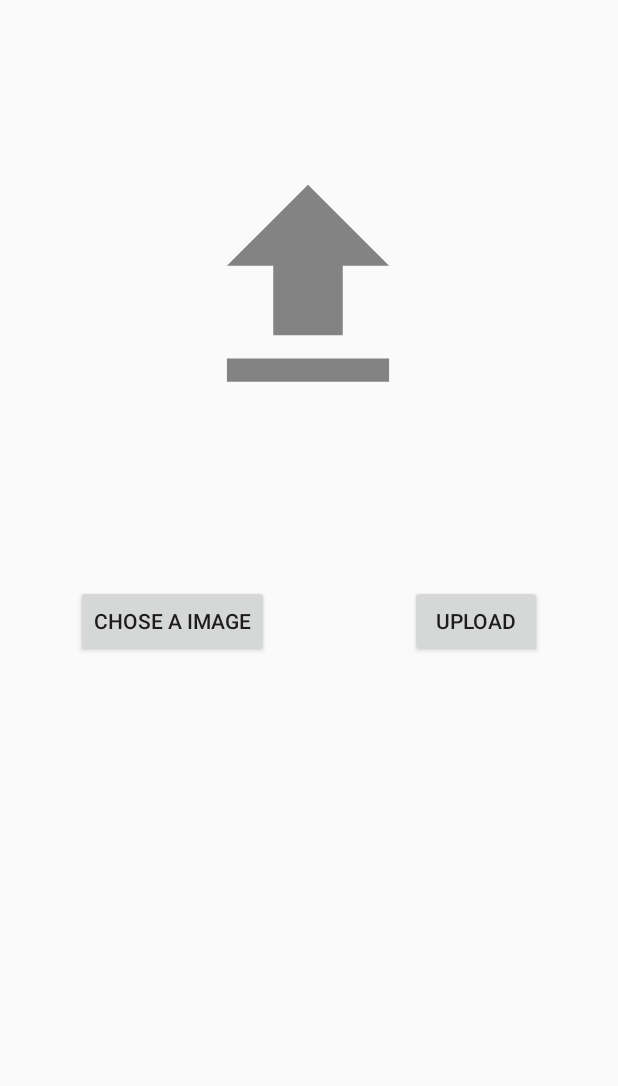
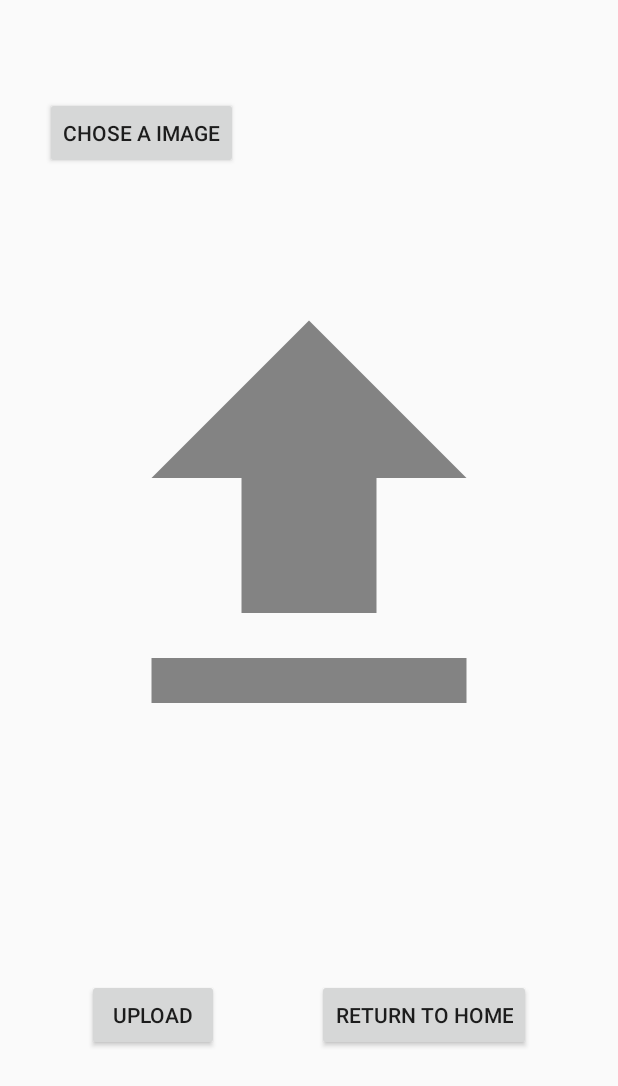
Before and after one commit to MattLack/InstantStore, an Android app: the MainScreenActivity screen opened directly, with no data from a screen before it, in the side drawer, after a tap on "Upload Image", on a phone screen of 412 x 824 dp. Shown: the top 1086 px of the screen. Run offline under Robolectric (Android 15) with nearby library versions, the phone set to English and light mode, and no system bars; our stand-ins replace Firebase (no records; nobody signed in at launch, a user with empty details on screens opened directly); 1 statement that could not run was skipped.

Commit message:
sign in with google and upload image to firebase

```diff
--- a/app/build.gradle
+++ b/app/build.gradle
@@ -44,8 +44,6 @@ dependencies {
     implementation 'com.google.android.gms:play-services-auth:16.0.1'
     implementation 'com.google.firebase:firebase-database:16.0.5'
     implementation 'com.google.firebase:firebase-storage:16.0.5'
-    implementation 'com.google.firebase:firebase-auth:16.0.4'
-    implementation 'com.google.firebase:firebase-core:16.0.4'
 
     implementation('com.google.firebase:firebase-core:16.0.6') {
         exclude module: 'support-media-compat'
@@ -53,6 +51,6 @@ dependencies {
     }
     implementation 'com.android.support:support-v4:28.0.0'
     implementation 'com.android.support:support-media-compat:28.0.0'
+    implementation 'com.squareup.picasso:picasso:2.5.2'
 
-    apply plugin: 'com.google.gms.google-services'
 }
--- a/app/src/main/java/ufrpe/mobile/instantstore/MainScreenActivity.kt
+++ b/app/src/main/java/ufrpe/mobile/instantstore/MainScreenActivity.kt
@@ -1,6 +1,7 @@
 package ufrpe.mobile.instantstore
 
 import android.app.Activity
+import android.content.Context
 import android.content.Intent
 import android.support.v7.app.AppCompatActivity
 import android.os.Bundle
@@ -35,6 +36,10 @@ class MainScreenActivity : AppCompatActivity() , NavigationView.OnNavigationItem
             replaceFragment(fragment)
         }*/
 
+    }
+
+    override fun getApplicationContext(): Context {
+        return super.getApplicationContext()
     }
 
 
--- a/app/src/main/java/ufrpe/mobile/instantstore/adapter/PhotoAdapter.kt
+++ b/app/src/main/java/ufrpe/mobile/instantstore/adapter/PhotoAdapter.kt
@@ -25,7 +25,7 @@ class PhotoAdapter(val photos : ArrayList<Photo>, val context: Context) : Recycl
 
     // Binds each animal in the ArrayList to a view
     override fun onBindViewHolder(holder: ViewHolder, position: Int) {
-        holder.imgView.setImageResource(photos.get(position).img)
+        //holder.imgView.setImageResource( photos.get(position).img )
         //holder.texto.text = "testando"
     }
 }
--- a/app/src/main/java/ufrpe/mobile/instantstore/fragment/FragmentHome.kt
+++ b/app/src/main/java/ufrpe/mobile/instantstore/fragment/FragmentHome.kt
@@ -1,29 +1,38 @@
 package ufrpe.mobile.instantstore.fragment
 
+import android.app.Activity
 import android.content.Context
 import android.content.Intent
 import android.os.Bundle
 import android.support.v4.app.Fragment
-import android.support.v7.widget.GridLayoutManager
+import android.support.v7.widget.LinearLayoutManager
 import android.support.v7.widget.RecyclerView
 import android.view.LayoutInflater
 import android.view.View
 import android.view.ViewGroup
+import com.google.firebase.database.*
+import kotlinx.android.synthetic.main.layout_center_view_profile.*
 import ufrpe.mobile.instantstore.MainScreenActivity
 import ufrpe.mobile.instantstore.R
 import ufrpe.mobile.instantstore.adapter.PhotoAdapter
+import ufrpe.mobile.instantstore.adapter.UploadPhotoAdapter
 import ufrpe.mobile.instantstore.model.Photo
 
 class FragmentHome : Fragment() {
 
     lateinit var lv: RecyclerView
     lateinit var adapter: PhotoAdapter
-    lateinit var data: ArrayList<Photo>
+    var data: ArrayList<Photo> = ArrayList()
+
+
+    var firebaseDatabase: FirebaseDatabase? = null
+    var myRef: DatabaseReference? = null
+    var postAdapter: UploadPhotoAdapter? = null
 
     override fun onCreateView(inflater: LayoutInflater, container: ViewGroup?, savedInstanceState: Bundle?): View? {
         val view = inflater.inflate(R.layout.fragment_view_profile,container, false)
 
-        data = ArrayList()
+        /*data = ArrayList()
 
         data.add(Photo(R.drawable.caio,"caio"))
         data.add(Photo(R.drawable.mateus,"mateus"))
@@ -45,7 +54,26 @@ class FragmentHome : Fragment() {
             title.text = "Fragment Home"
             title.setTextColor(resources.getColor(colorAccent, null))
     **/
+*/
+        // new adapter
+
+        firebaseDatabase = FirebaseDatabase.getInstance()
+        myRef = firebaseDatabase!!.getReference()
+
+
+        lv = view.findViewById(R.id.list_home)
+        lv.layoutManager = LinearLayoutManager(requireContext())
+
+       // var cont = getActivity().getApplicationContext()
+        // lv.adapter =  UploadPhotoAdapter(data, context = context as Activity)
+
+        getDataFromFirebase()
+
         return view
+    }
+
+    override fun onAttach(context: Context?) {
+        super.onAttach(context)
     }
 
     companion object {
@@ -55,5 +83,39 @@ class FragmentHome : Fragment() {
         fun newInstance() = FragmentHome()
     }
 
+    fun getDataFromFirebase() {
+
+        val newReference = firebaseDatabase!!.getReference("Posts")
+
+        newReference.addValueEventListener(object : ValueEventListener {
+
+            override fun onDataChange(p0: DataSnapshot) {
+
+                //println(p0)
+                //println("children: " + p0!!.children)
+                //println("key:" + p0!!.key)
+                //println("value:" + p0!!.value)
+
+                postAdapter!!.clear()
+                data.clear()
+
+                for (snapshot in p0.children) {
+                    val hashMap = snapshot.value as HashMap<String, String>
+                    if (hashMap.size > 0) {
+                        val photoPost = Photo(hashMap["userEmail"], hashMap["imageUrl"])
+                        data.add(photoPost)
+                        postAdapter!!.notifyDataSetChanged()
+                    }
+                }
+            }
+
+            override fun onCancelled(p0: DatabaseError) {
+                TODO("not implemented") //To change body of created functions use File | Settings | File Templates.
+            }
+        })
+
+    }
+
+
 
 }
--- a/app/src/main/java/ufrpe/mobile/instantstore/model/Demand.kt
+++ b/app/src/main/java/ufrpe/mobile/instantstore/model/Demand.kt
@@ -1,4 +1,4 @@
 package ufrpe.mobile.instantstore.model
 
-data class Demand (var img:Int,var id:String, var data:String) {
+data class Demand (val img:String?,val id:String?, val user:String?,val text:String?) {
 }
--- a/app/src/main/java/ufrpe/mobile/instantstore/model/Photo.kt
+++ b/app/src/main/java/ufrpe/mobile/instantstore/model/Photo.kt
@@ -1,3 +1,3 @@
 package ufrpe.mobile.instantstore.model
 
-data class Photo(var img:Int,var txt:String)
+data class Photo(val img: String?, val txt: String?)
--- a/app/src/main/res/layout/activity_upload.xml
+++ b/app/src/main/res/layout/activity_upload.xml
@@ -6,43 +6,51 @@
         android:layout_width="match_parent"
         android:layout_height="match_parent">
 
-
     <Button
             android:layout_width="wrap_content"
             android:layout_height="wrap_content" android:id="@+id/btn_choseimage"
-            android:layout_marginTop="8dp"
-            app:layout_constraintTop_toBottomOf="@+id/img_uploaded" android:layout_marginBottom="8dp"
-            app:layout_constraintBottom_toBottomOf="parent" app:layout_constraintStart_toStartOf="parent"
-            android:layout_marginStart="8dp" app:layout_constraintVertical_bias="0.204"
-            android:text="@string/btn_choseImage" app:layout_constraintEnd_toStartOf="@+id/btn_uploadimage"
-            android:layout_marginEnd="43dp" android:onClick="selectImage"/>
+            android:text="@string/btn_choseImage"
+            android:onClick="selectImage"
+            app:layout_constraintStart_toStartOf="parent" android:layout_marginStart="8dp"
+            app:layout_constraintEnd_toEndOf="parent" android:layout_marginEnd="8dp" android:layout_marginTop="16dp"
+            app:layout_constraintTop_toTopOf="parent" app:layout_constraintHorizontal_bias="0.082"
+            android:layout_marginBottom="8dp" app:layout_constraintBottom_toTopOf="@+id/img_uploaded"/>
     <ImageView
             android:id="@+id/img_uploaded"
-            android:layout_width="288dp"
-            android:layout_height="185dp"
-            android:layout_marginEnd="8dp"
-            android:layout_marginStart="8dp"
-            app:layout_constraintBottom_toBottomOf="parent"
-            app:layout_constraintEnd_toEndOf="parent"
-            app:layout_constraintStart_toStartOf="parent"
+            android:layout_width="match_parent"
+            android:layout_height="360dp"
             android:onClick="selectImage"
-            app:layout_constraintTop_toTopOf="parent"
-            app:layout_constraintHorizontal_bias="0.495" app:layout_constraintVertical_bias="0.148"
-            android:layout_marginTop="8dp" android:layout_marginBottom="8dp" app:srcCompat="@drawable/ic_upload"/>
+            app:srcCompat="@drawable/ic_upload"
+            android:layout_marginTop="8dp"
+            app:layout_constraintTop_toTopOf="parent" android:layout_marginBottom="8dp"
+            app:layout_constraintBottom_toBottomOf="parent" app:layout_constraintVertical_bias="0.358"
+            app:layout_constraintEnd_toEndOf="parent" app:layout_constraintStart_toStartOf="parent"
+            app:layout_constraintHorizontal_bias="0.0"/>
 
     <Button
             android:id="@+id/btn_uploadimage"
             android:layout_width="wrap_content"
             android:layout_height="wrap_content"
+            android:layout_below="@id/btn_choseimage"
             android:text="@string/upload"
-            app:layout_constraintBottom_toBottomOf="parent"
+            android:onClick="upload"
+            android:layout_marginBottom="8dp"
+            app:layout_constraintBottom_toBottomOf="parent" android:layout_marginStart="8dp"
+            app:layout_constraintStart_toStartOf="parent" android:layout_marginEnd="8dp"
+            app:layout_constraintEnd_toStartOf="@+id/btn_return" android:layout_marginTop="8dp"
+            app:layout_constraintTop_toBottomOf="@+id/img_uploaded"/>
+
+    <Button
+            android:layout_width="wrap_content"
+            android:layout_height="wrap_content"
+            android:id="@+id/btn_return"
+            android:text="@string/btn_return"
+            android:layout_marginBottom="8dp"
+            app:layout_constraintBottom_toBottomOf="parent" app:layout_constraintEnd_toEndOf="parent"
             android:layout_marginEnd="8dp"
-            android:layout_marginBottom="8dp"
-            app:layout_constraintEnd_toEndOf="parent" android:layout_marginTop="8dp"
-            app:layout_constraintTop_toBottomOf="@+id/img_uploaded"
-            app:layout_constraintStart_toEndOf="@+id/btn_choseimage"
-            android:layout_marginStart="8dp" app:layout_constraintVertical_bias="0.204"
-            android:onClick="upload"/>
+            app:layout_constraintStart_toEndOf="@+id/btn_uploadimage" android:layout_marginStart="8dp"
+            android:layout_marginTop="8dp" app:layout_constraintTop_toBottomOf="@+id/img_uploaded"
+            android:onClick="backScreen"/>
 
 
 </android.support.constraint.ConstraintLayout>
--- a/app/src/main/res/layout/photo_entry.xml
+++ b/app/src/main/res/layout/photo_entry.xml
@@ -24,13 +24,13 @@
                 app:layout_constraintEnd_toEndOf="parent"
                 app:layout_constraintStart_toStartOf="parent"
         />
-        <!--<TextView
+        <TextView
                 android:id="@+id/tvName"
                 android:layout_width="match_parent"
                 android:layout_height="wrap_content"
                 android:gravity="bottom"
                 android:text="imagem"
-                android:textSize="20sp"/>-->
+                android:textSize="20sp"/>
     </android.support.v7.widget.CardView>
 
 </LinearLayout>
--- a/app/src/main/res/values/strings.xml
+++ b/app/src/main/res/values/strings.xml
@@ -32,4 +32,5 @@
     <string name="upload_image">Upload Image</string>
     <string name="btn_choseImage">Chose a Image</string>
     <string name="upload">Upload</string>
+    <string name="btn_return">Return to Home</string>
 </resources>
```
Also changed, not shown: app/src/main/java/ufrpe/mobile/instantstore/LoginActivity.kt (+21 -48 lines), app/src/main/java/ufrpe/mobile/instantstore/UploadActivity.kt (+21 -11 lines), app/src/main/java/ufrpe/mobile/instantstore/adapter/UploadPhotoAdapter.kt (+17 -13 lines), app/src/main/res/layout/activity_login.xml (+4 -4 lines), 1 other file.
